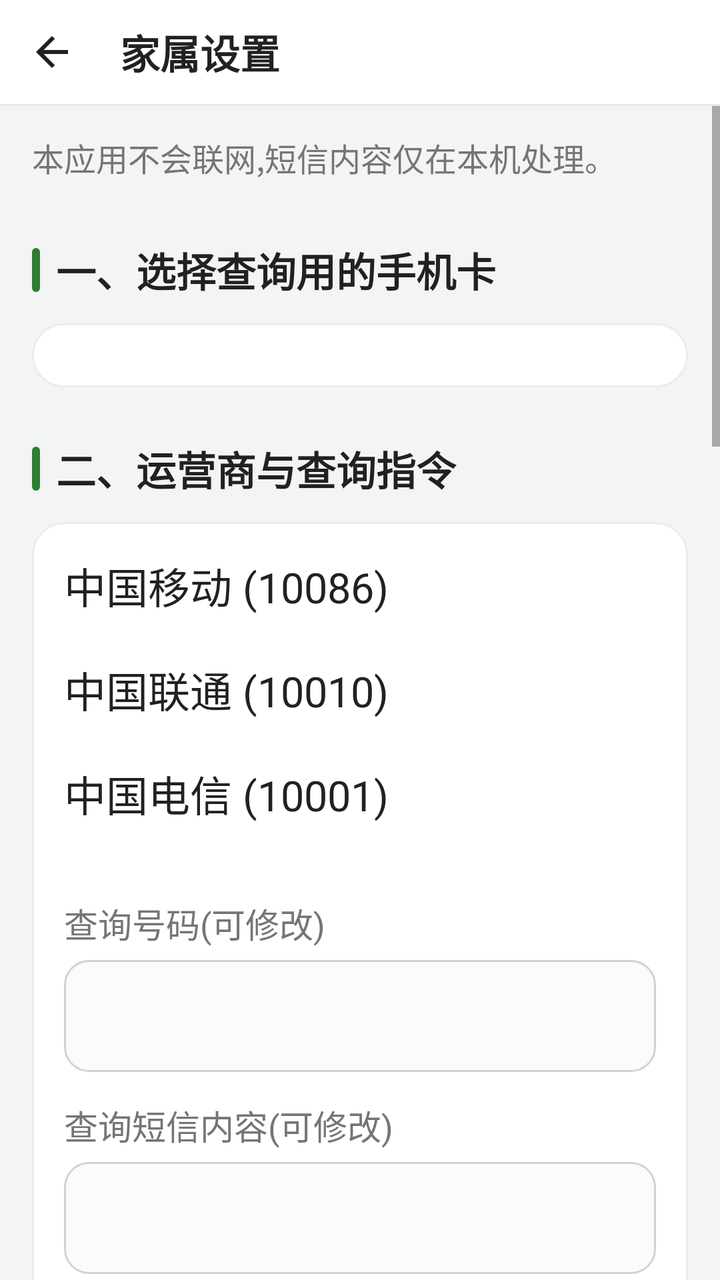
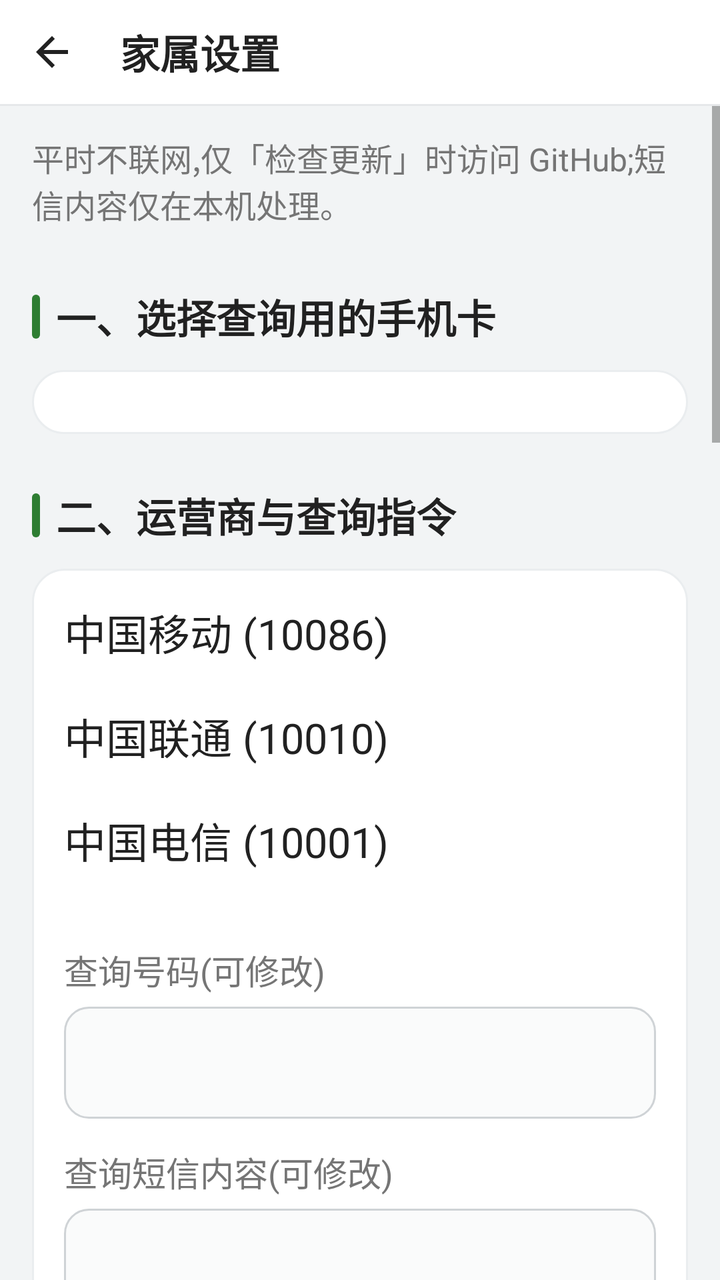

An Android layout rendered at two revisions. The XML below is the earlier revision; the diff shows what the commit changed to produce the second picture.
<!-- AndroidManifest.xml: application theme Theme.Huafei -->
<!-- res/layout/activity_settings.xml -->
<?xml version="1.0" encoding="utf-8"?>
<LinearLayout xmlns:android="http://schemas.android.com/apk/res/android"
    android:layout_width="match_parent"
    android:layout_height="match_parent"
    android:orientation="vertical"
    android:background="@color/page_bg">

    <LinearLayout
        android:layout_width="match_parent"
        android:layout_height="wrap_content"
        android:orientation="horizontal"
        android:gravity="center_vertical"
        android:background="@color/white">

        <TextView
            android:id="@+id/backBtn"
            android:layout_width="wrap_content"
            android:layout_height="wrap_content"
            android:padding="14dp"
            android:contentDescription="返回"
            android:drawableStart="@drawable/ic_back"
            android:drawablePadding="8dp" />

        <TextView
            android:layout_width="wrap_content"
            android:layout_height="wrap_content"
            android:text="家属设置"
            android:textSize="20sp"
            android:textStyle="bold"
            android:textColor="@color/text_dark" />
    </LinearLayout>

    <View
        android:layout_width="match_parent"
        android:layout_height="1dp"
        android:background="@color/divider" />

    <ScrollView
        android:layout_width="match_parent"
        android:layout_height="match_parent"
        android:fillViewport="true">

        <LinearLayout
            android:layout_width="match_parent"
            android:layout_height="wrap_content"
            android:orientation="vertical"
            android:paddingStart="16dp"
            android:paddingEnd="16dp"
            android:paddingTop="6dp"
            android:paddingBottom="32dp">

            <TextView
                android:layout_width="match_parent"
                android:layout_height="wrap_content"
                android:layout_marginTop="8dp"
                android:layout_marginBottom="4dp"
                android:text="本应用不会联网,短信内容仅在本机处理。"
                android:textSize="16sp"
                android:textColor="@color/text_gray" />

            <TextView
                style="@style/SectionTitle"
                android:text="一、选择查询用的手机卡" />

            <LinearLayout style="@style/Card">
                <LinearLayout
                    android:id="@+id/simContainer"
                    android:layout_width="match_parent"
                    android:layout_height="wrap_content"
                    android:orientation="vertical" />
            </LinearLayout>

            <TextView
                style="@style/SectionTitle"
                android:text="二、运营商与查询指令" />

            <LinearLayout style="@style/Card">

                <RadioGroup
                    android:id="@+id/carrierGroup"
                    android:layout_width="match_parent"
                    android:layout_height="wrap_content"
                    android:orientation="vertical">

                    <RadioButton
                        android:id="@+id/rbMobile"
                        android:layout_width="match_parent"
                        android:layout_height="wrap_content"
                        android:minHeight="52dp"
                        android:buttonTint="@color/control_tint"
                        android:text="中国移动 (10086)"
                        android:textSize="21sp"
                        android:textColor="@color/text_dark" />

                    <RadioButton
                        android:id="@+id/rbUnicom"
                        android:layout_width="match_parent"
                        android:layout_height="wrap_content"
                        android:minHeight="52dp"
                        android:buttonTint="@color/control_tint"
                        android:text="中国联通 (10010)"
                        android:textSize="21sp"
                        android:textColor="@color/text_dark" />

                    <RadioButton
                        android:id="@+id/rbTelecom"
                        android:layout_width="match_parent"
                        android:layout_height="wrap_content"
                        android:minHeight="52dp"
                        android:buttonTint="@color/control_tint"
                        android:text="中国电信 (10001)"
                        android:textSize="21sp"
                        android:textColor="@color/text_dark" />
                </RadioGroup>

                <TextView
                    style="@style/FieldLabel"
                    android:layout_marginTop="16dp"
                    android:text="查询号码(可修改)" />

                <EditText
                    android:id="@+id/queryNumberEt"
                    android:layout_width="match_parent"
                    android:layout_height="wrap_content"
                    android:layout_marginTop="6dp"
                    android:background="@drawable/bg_edittext"
                    android:paddingStart="14dp"
                    android:paddingEnd="14dp"
                    android:paddingTop="12dp"
                    android:paddingBottom="12dp"
                    android:inputType="phone"
                    android:textSize="22sp"
                    android:textColor="@color/text_dark"
                    android:minHeight="56dp" />

                <TextView
                    style="@style/FieldLabel"
                    android:layout_marginTop="14dp"
                    android:text="查询短信内容(可修改)" />

                <EditText
                    android:id="@+id/queryCommandEt"
                    android:layout_width="match_parent"
                    android:layout_height="wrap_content"
                    android:layout_marginTop="6dp"
                    android:background="@drawable/bg_edittext"
                    android:paddingStart="14dp"
                    android:paddingEnd="14dp"
                    android:paddingTop="12dp"
                    android:paddingBottom="12dp"
                    android:textSize="22sp"
                    android:textColor="@color/text_dark"
                    android:minHeight="56dp" />

                <Button
                    android:id="@+id/resetCmdBtn"
                    style="@style/SecondaryButton"
                    android:layout_marginTop="12dp"
                    android:text="恢复默认号码与指令" />
            </LinearLayout>

            <TextView
                style="@style/SectionTitle"
                android:text="三、其他选项" />

            <LinearLayout style="@style/Card">

                <Switch
                    android:id="@+id/announceSw"
                    android:layout_width="match_parent"
                    android:layout_height="wrap_content"
                    android:minHeight="52dp"
                    android:thumbTint="@color/switch_thumb"
                    android:trackTint="@color/switch_track"
                    android:text="语音播报"
                    android:textSize="20sp"
                    android:textColor="@color/text_dark" />

                <View style="@style/CardDivider" />

                <Switch
                    android:id="@+id/autoQuerySw"
                    android:layout_width="match_parent"
                    android:layout_height="wrap_content"
                    android:minHeight="52dp"
                    android:thumbTint="@color/switch_thumb"
                    android:trackTint="@color/switch_track"
                    android:text="打开App时自动查询话费"
                    android:textSize="20sp"
                    android:textColor="@color/text_dark" />

                <View style="@style/CardDivider" />

                <Switch
                    android:id="@+id/vibrateSw"
                    android:layout_width="match_parent"
                    android:layout_height="wrap_content"
                    android:minHeight="52dp"
                    android:thumbTint="@color/switch_thumb"
                    android:trackTint="@color/switch_track"
                    android:text="查询时震动提醒"
                    android:textSize="20sp"
                    android:textColor="@color/text_dark" />

                <View style="@style/CardDivider" />

                <Switch
                    android:id="@+id/debugSw"
                    android:layout_width="match_parent"
                    android:layout_height="wrap_content"
                    android:minHeight="52dp"
                    android:thumbTint="@color/switch_thumb"
                    android:trackTint="@color/switch_track"
                    android:text="调试模式(保存收到的原始短信)"
                    android:textSize="18sp"
                    android:textColor="@color/text_dark" />

                <View style="@style/CardDivider" />

                <LinearLayout
                    android:id="@+id/ttsBlock"
                    android:layout_width="match_parent"
                    android:layout_height="wrap_content"
                    android:orientation="vertical">

                    <TextView
                        style="@style/FieldLabel"
                        android:layout_marginTop="4dp"
                        android:text="语音播报语速" />

                    <LinearLayout
                        android:layout_width="match_parent"
                        android:layout_height="wrap_content"
                        android:orientation="horizontal"
                        android:gravity="center_vertical">

                        <SeekBar
                            android:id="@+id/rateBar"
                            android:layout_width="0dp"
                            android:layout_height="wrap_content"
                            android:layout_weight="1"
                            android:progressTint="@color/huafei_green"
                            android:thumbTint="@color/huafei_green" />

                        <TextView
                            android:id="@+id/rateValue"
                            android:layout_width="wrap_content"
                            android:layout_height="wrap_content"
                            android:paddingStart="12dp"
                            android:paddingEnd="4dp"
                            android:text="x1.0"
                            android:textSize="20sp"
                            android:textColor="@color/text_dark" />
                    </LinearLayout>

                    <Button
                        android:id="@+id/ttsTestBtn"
                        style="@style/PrimaryButton"
                        android:layout_marginTop="14dp"
                        android:text="测试语音播报" />
                </LinearLayout>
            </LinearLayout>

            <TextView
                style="@style/SectionTitle"
                android:text="四、短信解析测试" />

            <LinearLayout style="@style/Card">

                <EditText
                    android:id="@+id/parseEt"
                    android:layout_width="match_parent"
                    android:layout_height="wrap_content"
                    android:background="@drawable/bg_edittext"
                    android:paddingStart="14dp"
                    android:paddingEnd="14dp"
                    android:paddingTop="12dp"
                    android:paddingBottom="12dp"
                    android:hint="粘贴一段运营商短信,例如:您的账户可用余额为36.20元"
                    android:textColorHint="@color/text_gray"
                    android:minLines="2"
                    android:textSize="18sp"
                    android:textColor="@color/text_dark" />

                <Button
                    android:id="@+id/parseBtn"
                    style="@style/PrimaryButton"
                    android:layout_marginTop="12dp"
                    android:text="测试解析" />

                <TextView
                    android:id="@+id/parseResult"
                    android:layout_width="match_parent"
                    android:layout_height="wrap_content"
                    android:layout_marginTop="8dp"
                    android:minHeight="40dp"
                    android:textSize="19sp"
                    android:textColor="@color/text_dark" />

                <Button
                    android:id="@+id/simulateSmsBtn"
                    style="@style/SecondaryButton"
                    android:layout_marginTop="8dp"
                    android:text="模拟收到余额短信(5秒后,可按Home键测试后台播报)" />

                <TextView
                    android:id="@+id/rawSmsTv"
                    android:layout_width="match_parent"
                    android:layout_height="wrap_content"
                    android:layout_marginTop="12dp"
                    android:textSize="15sp"
                    android:textColor="@color/text_gray" />
            </LinearLayout>

            <TextView
                style="@style/SectionTitle"
                android:text="五、短信权限" />

            <LinearLayout style="@style/Card">

                <Button
                    android:id="@+id/permBtn"
                    style="@style/PrimaryButton"
                    android:text="授权短信权限" />

                <Button
                    android:id="@+id/miuiPermBtn"
                    style="@style/SecondaryButton"
                    android:layout_marginTop="10dp"
                    android:text="小米权限设置(收不到短信时点这里)" />
            </LinearLayout>

            <TextView
                style="@style/SectionTitle"
                android:text="检查更新" />

            <LinearLayout style="@style/Card">

                <Button
                    android:id="@+id/checkUpdateBtn"
                    style="@style/PrimaryButton"
                    android:text="检查更新(有新版本可直接下载)" />

                <TextView
                    android:id="@+id/updateStatus"
                    android:layout_width="match_parent"
                    android:layout_height="wrap_content"
                    android:layout_marginTop="8dp"
                    android:minHeight="32dp"
                    android:textSize="17sp"
                    android:textColor="@color/text_gray" />
            </LinearLayout>
        </LinearLayout>
    </ScrollView>
</LinearLayout>
<!-- resources referenced by this layout -->
<resources>
  <color name="divider">#FFE6E8EA</color>
  <color name="huafei_green">#FF2E7D32</color>
  <color name="page_bg">#FFF2F4F5</color>
  <color name="text_dark">#FF212121</color>
  <color name="text_gray">#FF757575</color>
  <color name="white">#FFFFFFFF</color>
  <!-- drawable ic_back (drawable) -->
  <?xml version="1.0" encoding="utf-8"?>
  <vector xmlns:android="http://schemas.android.com/apk/res/android"
      android:width="24dp"
      android:height="24dp"
      android:viewportWidth="24"
      android:viewportHeight="24">
      <path
          android:fillColor="#FF212121"
          android:pathData="M20,11H7.83l5.59,-5.59L12,4l-8,8 8,8 1.41,-1.41L7.83,13H20v-2z" />
  </vector>
  <style name="Card">
          <item name="android:layout_width">match_parent</item>
          <item name="android:layout_height">wrap_content</item>
          <item name="android:background">@drawable/bg_card</item>
          <item name="android:orientation">vertical</item>
          <item name="android:padding">16dp</item>
      </style>
  <style name="CardDivider">
          <item name="android:layout_width">match_parent</item>
          <item name="android:layout_height">1dp</item>
          <item name="android:layout_marginTop">10dp</item>
          <item name="android:layout_marginBottom">10dp</item>
          <item name="android:background">@color/divider</item>
      </style>
  <style name="FieldLabel">
          <item name="android:layout_width">match_parent</item>
          <item name="android:layout_height">wrap_content</item>
          <item name="android:textSize">17sp</item>
          <item name="android:textColor">@color/text_gray</item>
      </style>
  <style name="Theme.Huafei" parent="android:Theme.Material.Light.NoActionBar">
          <item name="android:windowBackground">@color/white</item>
          
          <item name="android:statusBarColor">@color/white</item>
          <item name="android:windowLightStatusBar">true</item>
      </style>
  <color name="row_idle_bg">#FFFAFBFB</color>
  <color name="edit_stroke">#FFCFD3D6</color>
  <!-- drawable bg_card (drawable) -->
  <?xml version="1.0" encoding="utf-8"?>
  <shape xmlns:android="http://schemas.android.com/apk/res/android"
      android:shape="rectangle">
      <solid android:color="@color/white" />
      <stroke android:width="1dp" android:color="@color/card_stroke" />
      <corners android:radius="16dp" />
  </shape>
  <!-- drawable btn_green (drawable) -->
  <?xml version="1.0" encoding="utf-8"?>
  <ripple xmlns:android="http://schemas.android.com/apk/res/android"
      android:color="#33FFFFFF">
      <item>
          <shape android:shape="rectangle">
              <solid android:color="@color/huafei_green" />
              <corners android:radius="30dp" />
          </shape>
      </item>
  </ripple>
  <!-- drawable btn_secondary (drawable) -->
  <?xml version="1.0" encoding="utf-8"?>
  <ripple xmlns:android="http://schemas.android.com/apk/res/android"
      android:color="#33000000">
      <item>
          <shape android:shape="rectangle">
              <solid android:color="@color/white" />
              <stroke android:width="2dp" android:color="@color/huafei_green" />
              <corners android:radius="30dp" />
          </shape>
      </item>
  </ripple>
  <!-- drawable bg_section_title (drawable) -->
  <?xml version="1.0" encoding="utf-8"?>
  <layer-list xmlns:android="http://schemas.android.com/apk/res/android">
      <item
          android:width="4dp"
          android:height="22dp"
          android:gravity="start|center_vertical">
          <shape android:shape="rectangle">
              <solid android:color="@color/huafei_green" />
              <corners android:radius="2dp" />
          </shape>
      </item>
  </layer-list>
  <color name="card_stroke">#FFEAEDEF</color>
</resources>

<!-- the commit's change to res/layout/activity_settings.xml (unified diff, before → after) -->
@@ -54,7 +54,7 @@
                 android:layout_height="wrap_content"
                 android:layout_marginTop="8dp"
                 android:layout_marginBottom="4dp"
-                android:text="本应用不会联网,短信内容仅在本机处理。"
+                android:text="平时不联网,仅「检查更新」时访问 GitHub;短信内容仅在本机处理。"
                 android:textSize="16sp"
                 android:textColor="@color/text_gray" />
 
